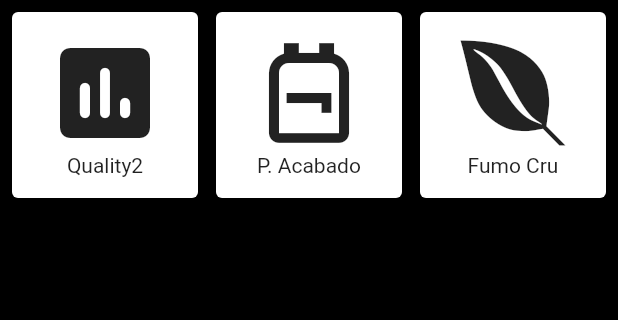
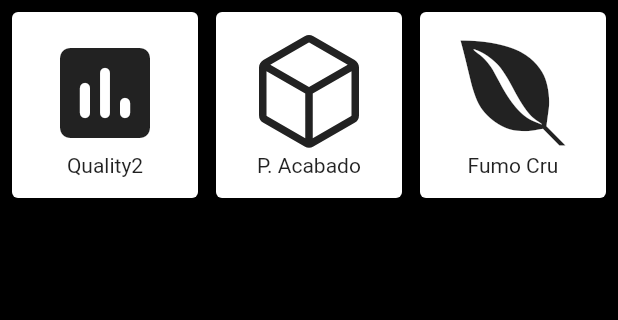
Before and after one commit to Giovane-Oliveira/atcsearch, a Flutter app: the screen it shows after launch, on a phone screen of 412 x 824 dp, the part 84-404 px from its top. Run offline on Flutter 3.47's test engine with Material 2 defaults, Android fonts, the phone set to English and light mode, and no system bars; our stand-ins replace fluttericon; Roboto replaces fonts that are missing (Poppins).

Commit message:
Adicionado flutter icons

```diff
--- a/lib/Home.dart
+++ b/lib/Home.dart
@@ -1,6 +1,6 @@
 import 'dart:ui';
 import 'package:flutter/material.dart';
-import 'Quality2/ModelsQuality/Quality2.dart';
+import 'Quality2/Quality2.dart';
 
 import 'package:fluttericon/brandico_icons.dart';
 import 'package:fluttericon/elusive_icons.dart';
@@ -100,7 +100,7 @@ class _HomeState extends State<Home> {
                       crossAxisAlignment: CrossAxisAlignment.center,
                       children: [
 
-                        Icon( Icons.backpack_outlined, size:80.0),
+                        Icon( Octicons.package, size:80.0),
                         Text("P. Acabado"),
 
                       ],
```
Also changed, not shown: lib/Quality2/Quality2.dart (renamed from lib/Quality2/ModelsQuality/Quality2.dart, +21 -2 lines), lib/Quality2/ModelsQuality/Grade.dart (renamed from lib/Quality2/Grade.dart).
